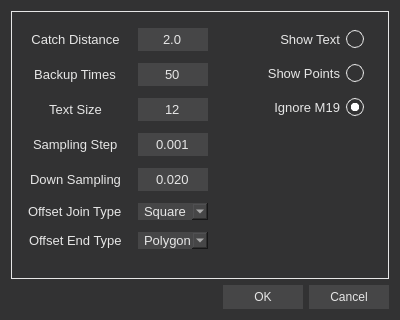
The window that src/ui/Setting.ui (chen6556/DSV) describes before a commit, drawn with Qt 5.
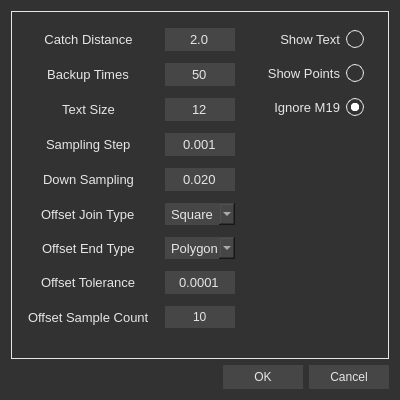
The same window after the commit. Icons and pictures are not drawn.

The edit to the form file:
```diff
--- a/src/ui/Setting.ui
+++ b/src/ui/Setting.ui
@@ -7,7 +7,7 @@
     <x>0</x>
     <y>0</y>
     <width>400</width>
-    <height>320</height>
+    <height>400</height>
    </rect>
   </property>
   <property name="minimumSize">
@@ -63,7 +63,7 @@
         <x>0</x>
         <y>0</y>
         <width>380</width>
-        <height>270</height>
+        <height>350</height>
        </rect>
       </property>
       <property name="font">
@@ -369,6 +369,12 @@
          </item>
          <item row="5" column="0">
           <widget class="QLabel" name="offsetJoinTypeLabel">
+           <property name="minimumSize">
+            <size>
+             <width>0</width>
+             <height>22</height>
+            </size>
+           </property>
            <property name="font">
             <font>
              <pointsize>10</pointsize>
@@ -381,6 +387,12 @@
          </item>
          <item row="5" column="1">
           <widget class="QComboBox" name="offset_join_type">
+           <property name="minimumSize">
+            <size>
+             <width>0</width>
+             <height>22</height>
+            </size>
+           </property>
            <property name="font">
             <font>
              <pointsize>10</pointsize>
@@ -411,8 +423,65 @@
            </item>
           </widget>
          </item>
+         <item row="3" column="0">
+          <widget class="QLabel" name="samplingStepLabel">
+           <property name="font">
+            <font>
+             <pointsize>10</pointsize>
+            </font>
+           </property>
+           <property name="text">
+            <string>Sampling Step</string>
+           </property>
+          </widget>
+         </item>
+         <item row="3" column="1">
+          <widget class="QDoubleSpinBox" name="sampling_step">
+           <property name="minimumSize">
+            <size>
+             <width>0</width>
+             <height>22</height>
+            </size>
+           </property>
+           <property name="font">
+            <font>
+             <pointsize>10</pointsize>
+            </font>
+           </property>
+           <property name="contextMenuPolicy">
+            <enum>Qt::ContextMenuPolicy::NoContextMenu</enum>
+           </property>
+           <property name="frame">
+            <bool>false</bool>
+           </property>
+           <property name="alignment">
+            <set>Qt::AlignmentFlag::AlignCenter</set>
+           </property>
+           <property name="buttonSymbols">
+            <enum>QAbstractSpinBox::ButtonSymbols::NoButtons</enum>
+           </property>
+           <property name="decimals">
+            <number>3</number>
+           </property>
+           <property name="minimum">
+            <double>0.001000000000000</double>
+           </property>
+           <property name="maximum">
+            <double>0.200000000000000</double>
+           </property>
+           <property name="singleStep">
+            <double>0.010000000000000</double>
+           </property>
+          </widget>
+         </item>
          <item row="6" column="0">
           <widget class="QLabel" name="offsetEndTypeLabel">
+           <property name="minimumSize">
+            <size>
+             <width>0</width>
+             <height>22</height>
+            </size>
+           </property>
            <property name="font">
             <font>
              <pointsize>10</pointsize>
@@ -425,6 +494,12 @@
          </item>
          <item row="6" column="1">
           <widget class="QComboBox" name="offset_end_type">
+           <property name="minimumSize">
+            <size>
+             <width>0</width>
+             <height>22</height>
+            </size>
+           </property>
            <property name="font">
             <font>
              <pointsize>10</pointsize>
@@ -460,20 +535,26 @@
            </item>
           </widget>
          </item>
-         <item row="3" column="0">
-          <widget class="QLabel" name="samplingStepLabel">
+         <item row="7" column="0">
+          <widget class="QLabel" name="label_5">
+           <property name="minimumSize">
+            <size>
+             <width>0</width>
+             <height>22</height>
+            </size>
+           </property>
            <property name="font">
             <font>
              <pointsize>10</pointsize>
             </font>
            </property>
            <property name="text">
-            <string>Sampling Step</string>
+            <string>Offset Tolerance</string>
            </property>
           </widget>
          </item>
-         <item row="3" column="1">
-          <widget class="QDoubleSpinBox" name="sampling_step">
+         <item row="7" column="1">
+          <widget class="QDoubleSpinBox" name="offset_tolerance">
            <property name="minimumSize">
             <size>
              <width>0</width>
@@ -498,16 +579,65 @@
             <enum>QAbstractSpinBox::ButtonSymbols::NoButtons</enum>
            </property>
            <property name="decimals">
-            <number>3</number>
+            <number>4</number>
            </property>
            <property name="minimum">
-            <double>0.001000000000000</double>
+            <double>0.000100000000000</double>
            </property>
            <property name="maximum">
-            <double>0.200000000000000</double>
+            <double>0.100000000000000</double>
            </property>
            <property name="singleStep">
-            <double>0.010000000000000</double>
+            <double>0.001000000000000</double>
+           </property>
+          </widget>
+         </item>
+         <item row="8" column="0">
+          <widget class="QLabel" name="label_6">
+           <property name="minimumSize">
+            <size>
+             <width>0</width>
+             <height>22</height>
+            </size>
+           </property>
+           <property name="font">
+            <font>
+             <pointsize>10</pointsize>
+            </font>
+           </property>
+           <property name="text">
+            <string>Offset Sample Count</string>
+           </property>
+          </widget>
+         </item>
+         <item row="8" column="1">
+          <widget class="QSpinBox" name="offset_sample_count">
+           <property name="minimumSize">
+            <size>
+             <width>0</width>
+             <height>22</height>
+            </size>
+           </property>
+           <property name="contextMenuPolicy">
+            <enum>Qt::ContextMenuPolicy::NoContextMenu</enum>
+           </property>
+           <property name="frame">
+            <bool>false</bool>
+           </property>
+           <property name="alignment">
+            <set>Qt::AlignmentFlag::AlignCenter</set>
+           </property>
+           <property name="buttonSymbols">
+            <enum>QAbstractSpinBox::ButtonSymbols::NoButtons</enum>
+           </property>
+           <property name="minimum">
+            <number>10</number>
+           </property>
+           <property name="maximum">
+            <number>100</number>
+           </property>
+           <property name="value">
+            <number>10</number>
            </property>
           </widget>
          </item>
```
